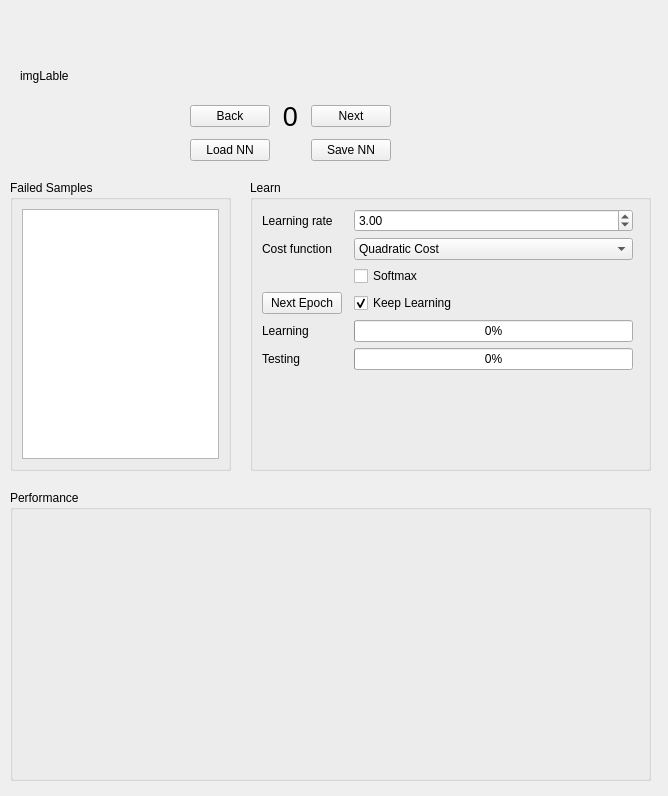
First picture: the form in examples/mnist/widget.ui, repository eidelen/EidNN, before the edit.
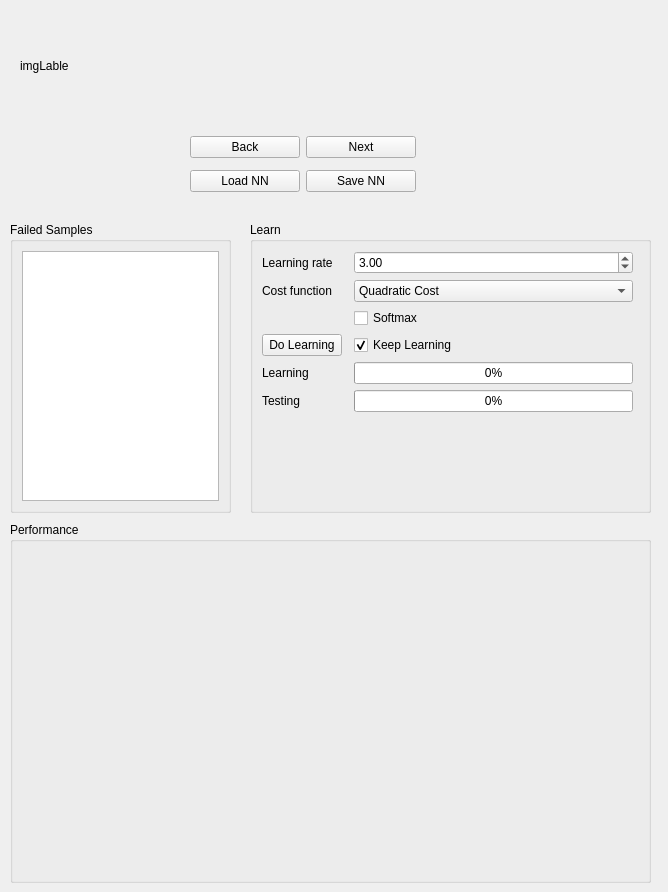
Second picture: the form after the edit. Custom widgets are drawn as their Qt base class.

Commit message: Enhance mnist gui

```diff
--- a/examples/mnist/widget.ui
+++ b/examples/mnist/widget.ui
@@ -7,7 +7,7 @@
     <x>0</x>
     <y>0</y>
     <width>668</width>
-    <height>796</height>
+    <height>892</height>
    </rect>
   </property>
   <property name="windowTitle">
@@ -18,8 +18,8 @@
     <rect>
      <x>20</x>
      <y>10</y>
-     <width>151</width>
-     <height>131</height>
+     <width>131</width>
+     <height>111</height>
     </rect>
    </property>
    <property name="minimumSize">
@@ -36,43 +36,19 @@
    <property name="geometry">
     <rect>
      <x>190</x>
-     <y>100</y>
-     <width>201</width>
-     <height>63</height>
+     <y>130</y>
+     <width>226</width>
+     <height>70</height>
     </rect>
    </property>
    <layout class="QGridLayout" name="gridLayout">
-    <item row="0" column="3">
+    <item row="0" column="2">
      <widget class="QPushButton" name="nextSample">
       <property name="text">
        <string>Next</string>
       </property>
      </widget>
     </item>
-    <item row="0" column="1">
-     <widget class="QLabel" name="trainingLable">
-      <property name="minimumSize">
-       <size>
-        <width>20</width>
-        <height>0</height>
-       </size>
-      </property>
-      <property name="font">
-       <font>
-        <pointsize>20</pointsize>
-       </font>
-      </property>
-      <property name="layoutDirection">
-       <enum>Qt::LeftToRight</enum>
-      </property>
-      <property name="text">
-       <string>0</string>
-      </property>
-      <property name="alignment">
-       <set>Qt::AlignCenter</set>
-      </property>
-     </widget>
-    </item>
     <item row="0" column="0">
      <widget class="QPushButton" name="formerSample">
       <property name="text">
@@ -87,7 +63,7 @@
       </property>
      </widget>
     </item>
-    <item row="1" column="3">
+    <item row="1" column="2">
      <widget class="QPushButton" name="saveNNBtn">
       <property name="text">
        <string>Save NN</string>
@@ -100,7 +76,7 @@
    <property name="geometry">
     <rect>
      <x>250</x>
-     <y>180</y>
+     <y>222</y>
      <width>401</width>
      <height>291</height>
     </rect>
@@ -181,7 +157,7 @@
     <item row="5" column="2">
      <widget class="QPushButton" name="learnPB">
       <property name="text">
-       <string>Next Epoch</string>
+       <string>Do Learning</string>
       </property>
      </widget>
     </item>
@@ -212,7 +188,7 @@
    <property name="geometry">
     <rect>
      <x>190</x>
-     <y>10</y>
+     <y>20</y>
      <width>461</width>
      <height>31</height>
     </rect>
@@ -225,8 +201,8 @@
    <property name="geometry">
     <rect>
      <x>190</x>
-     <y>50</y>
-     <width>401</width>
+     <y>70</y>
+     <width>461</width>
      <height>31</height>
     </rect>
    </property>
@@ -238,7 +214,7 @@
    <property name="geometry">
     <rect>
      <x>10</x>
-     <y>180</y>
+     <y>222</y>
      <width>221</width>
      <height>291</height>
     </rect>
@@ -256,9 +232,9 @@
    <property name="geometry">
     <rect>
      <x>10</x>
-     <y>490</y>
+     <y>522</y>
      <width>641</width>
-     <height>291</height>
+     <height>361</height>
     </rect>
    </property>
    <property name="title">
```
Left out of the diff: 15 changed lines with no effect on the pictures. The commit also changes 2 other files.
